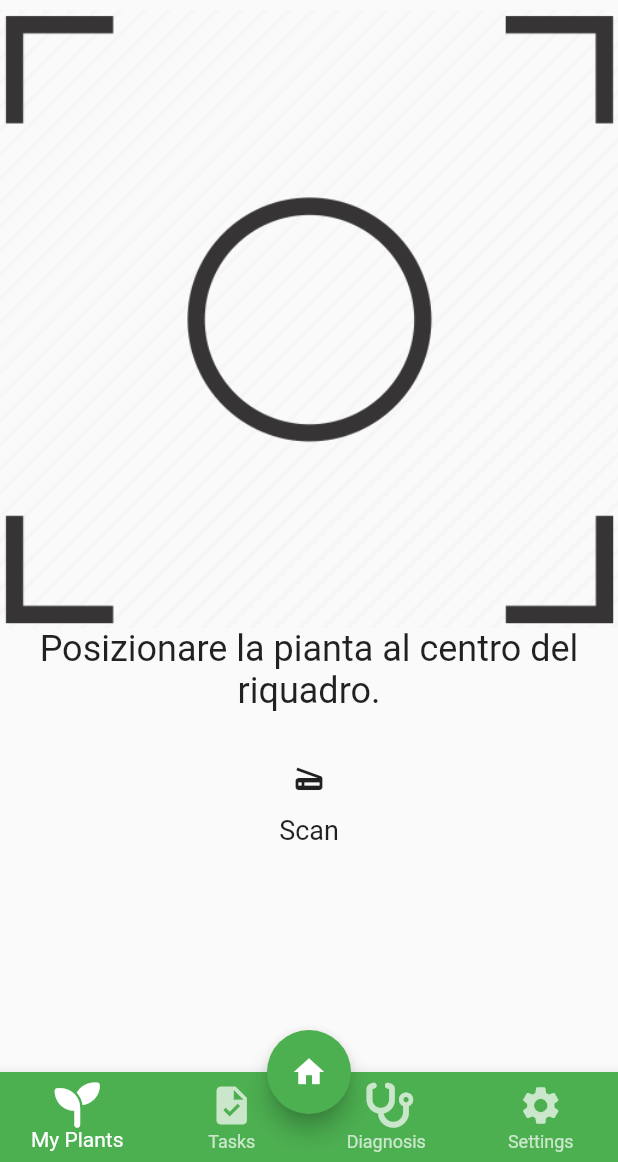
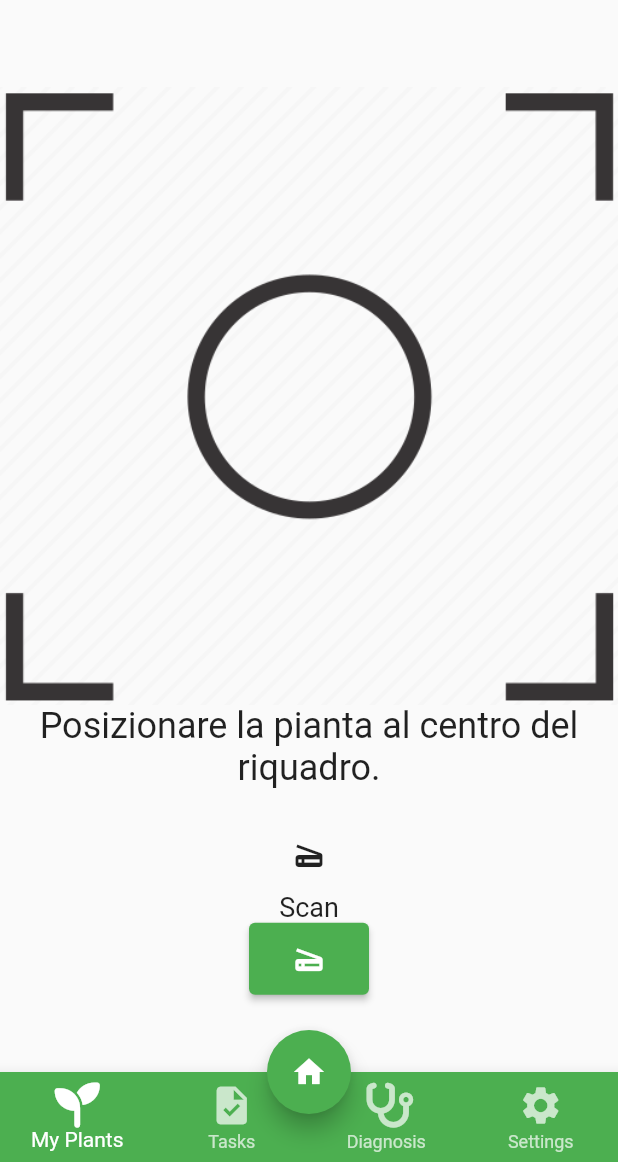
Before and after one commit to LucaR01/SmartGardeningApp, a Flutter app: the MyPlantsScreen screen opened by its route, after a tap on the "camera" icon, on a phone screen of 412 x 824 dp, the part 74-1236 px from its top. Run offline on Flutter 3.47's test engine with Material 2 defaults, Android fonts, the phone set to English and light mode, and no system bars; our stand-ins replace font_awesome_flutter, image_picker; missing offline and left inert: dart:ffi.

Commit message:
Update scan screen

```diff
--- a/smart_gardening_app/lib/screens/my_plants/my_plants_screen.dart
+++ b/smart_gardening_app/lib/screens/my_plants/my_plants_screen.dart
@@ -28,13 +28,13 @@ class _MyPlantsScreenState extends State<MyPlantsScreen> {
           ),
         ),
       ),*/
-      body: Container(
+      body: Container( //TODO: dovrà diventare una SingleChildScrollView per quando aumenteranno.
         child: Column(
           crossAxisAlignment: CrossAxisAlignment.start,
           children: <Widget>[
             SizedBox(height: 30),
             SizedBox(
-              height: 160,
+              height: 60,
               child: Text(
                 'My Plants',
                 style: TextStyle(
@@ -44,7 +44,7 @@ class _MyPlantsScreenState extends State<MyPlantsScreen> {
                 ),
               ),
             ),
-            Flexible(
+            Flexible( //TODO: ListView?, SingleChildScrollView?
               child: PlantsList(),
             ),
           ],
--- a/smart_gardening_app/lib/screens/scan/scan_screen.dart
+++ b/smart_gardening_app/lib/screens/scan/scan_screen.dart
@@ -1,14 +1,51 @@
+import 'dart:io';
+
+import 'package:flutter/cupertino.dart';
 import 'package:flutter/material.dart';
+
+//import 'package:camera/camera.dart'; //TODO: remove
+import 'package:flutter/services.dart';
+import 'package:image_picker/image_picker.dart';
+import 'package:smart_gardening_app/models/plant/plant.dart';
+//import 'package:path_provider/path_provider.dart';
+import 'package:smart_gardening_app/screens/pages.dart';
+import 'package:smart_gardening_app/utils/utils.dart';
+
 import 'package:smart_gardening_app/widgets/FAB/FABWidget.dart';
+import 'package:smart_gardening_app/widgets/app_bar/app_bar.dart';
 import 'package:smart_gardening_app/widgets/bottom_navigation_bar/custom_bottom_navigation_bar.dart';
-
-import '../../widgets/app_bar/app_bar.dart';
 
 //TODO: scan_screens/scan_screen/
 //TODO: scan_screens/scan_result_screen/
 
-class ScanPage extends StatelessWidget {
+//TODO: Add pick image from gallery
+
+//TODO: aggiungere animazione per il caricamento del risultato.
+
+class ScanPage extends StatefulWidget {
   const ScanPage({Key? key}) : super(key: key);
+
+  @override
+  State<ScanPage> createState() => _ScanPageState();
+}
+
+class _ScanPageState extends State<ScanPage> {
+
+  File? image;
+
+  Future pickImage(ImageSource source) async {
+    try {
+      final image = await ImagePicker().pickImage(source: source); //TODO: Questo da eccezione!
+      if(image == null) return;
+
+      final tempImage = File(image.path);
+      setState(() {
+        this.image = tempImage;
+      }); // () => this.image = tempImage
+    } on PlatformException catch(e){
+      print('Failed to pick image: $e');
+    }
+  }
 
   @override
   Widget build(BuildContext context) {
@@ -19,13 +56,18 @@ class ScanPage extends StatelessWidget {
       bottomNavigationBar: const CustomBottomNavigationBar(),
       body: SafeArea(
         child: Center(
+          child: ScrollConfiguration(
+            behavior: ScrollConfiguration.of(context).copyWith(scrollbars: true), //ScrollConfiguration.of(context).copyWith(scrollbars: false), //TODO:
+            child: SingleChildScrollView(
               child: Column(
+                mainAxisAlignment: MainAxisAlignment.center,
                 children: <Widget>[
                   const Image(
                     image: AssetImage(
                         "assets/images/camera-focus-frame-objective-photo.png"),
                         //width: 256, //TODO: remove?
                   ),
+                  //cameraPreview(), //TODO: remove
                   const Text(
                     "Posizionare la pianta al centro del riquadro.",
                     textAlign: TextAlign.center,
@@ -35,8 +77,8 @@ class ScanPage extends StatelessWidget {
                   ),
                   const SizedBox(height: 20),
                   IconButton(
-                onPressed: () {},
                     icon: const Icon(Icons.scanner), //TODO: update icon
+                    onPressed: () => Utils.navigateToPage(context: context, page: Pages.scanResult, plant: _getScannedPlant()), //TODO: pickImage(ImageSource.camera),
                     ),
                   const Text(
                     'Scan',
@@ -44,17 +86,25 @@ class ScanPage extends StatelessWidget {
                       fontSize: 18,
                     ),
                   ),
-              /*ElevatedButton(
-                onPressed: (){},
+                  ElevatedButton(
+                    onPressed: () => pickImage(ImageSource.gallery),
                     child: IconButton(
-                  onPressed: (){},
+                      onPressed: () => pickImage(ImageSource.camera),
                       icon: const Icon(Icons.scanner),
                     ),
-                )*/
+                    )
                 ],
+              ),
+            ),
           ),
         ),
       ),
     );
   }
+
+  //TODO: in questo metodo dovrò scannerizzare la pianta e restituirla così poi da poterla passare allo scan result screen
+  //TODO: ora sto soltanto restituendo una pianta creata a caso.
+  Plant _getScannedPlant() {
+    return Plant(name: 'Conifera', family: '', description: '', img: '', otherDescription: '', plantAccuracy: 83.9, sunAmount: 12, waterAmount: 4 );
   }
+}
--- a/smart_gardening_app/lib/widgets/plants_list/plants_list.dart
+++ b/smart_gardening_app/lib/widgets/plants_list/plants_list.dart
@@ -72,7 +72,7 @@ final GlobalKey _listKey = GlobalKey();
           height: 50.0, //TODO: 60.0
         ),
       ),
-      trailing: Icon(Icons.favorite), //TODO: HeartWidget()
+      trailing: Icon(Icons.favorite), //TODO: FavoriteWidget()
     );
   }
 }
```
Lines whose indentation alone changed are shown as unchanged.
